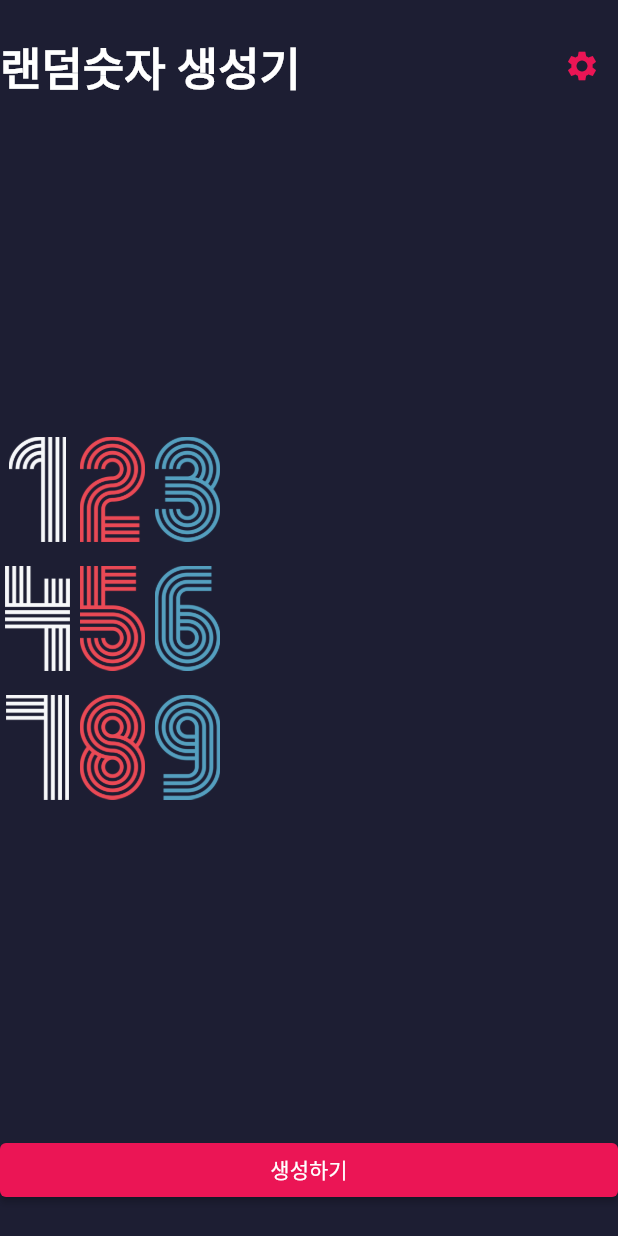
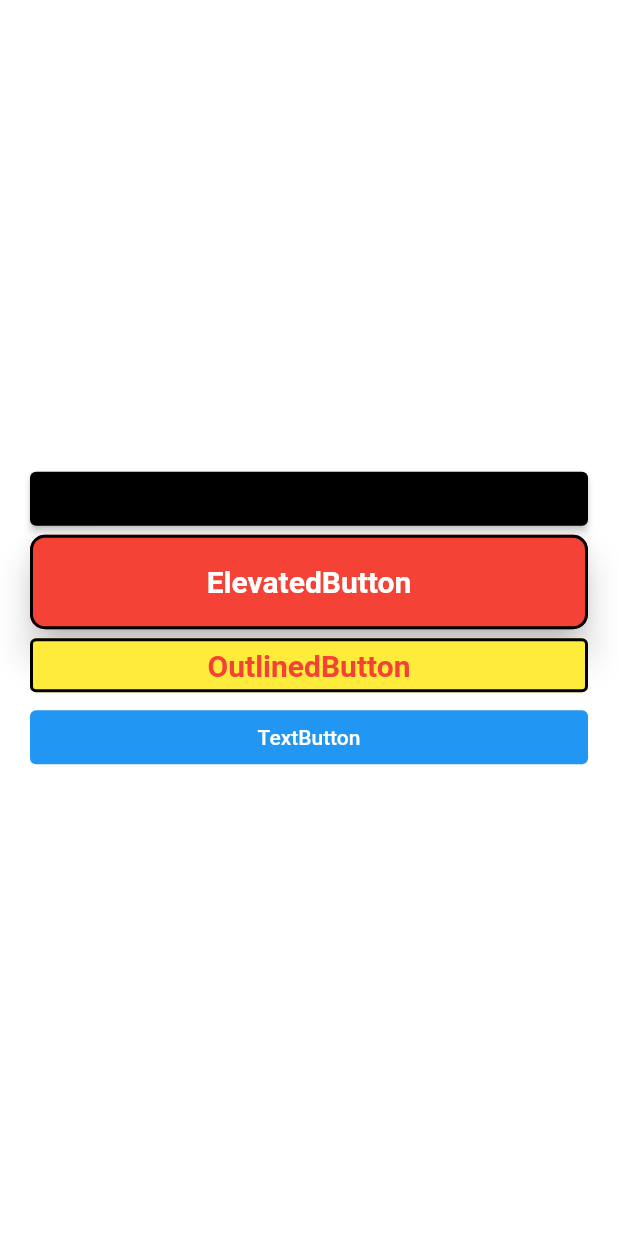
Before and after one commit to dong-park/_hello_flutter, a Flutter app: the screen it shows after launch, on a phone screen of 412 x 824 dp. Run offline on Flutter 3.47's test engine with Material 2 defaults, Android fonts, the phone set to English and light mode, and no system bars; our stand-ins replace webview_flutter.

Commit message:
버튼 스타일에 대해서..

```diff
--- a/lib/main.dart
+++ b/lib/main.dart
@@ -1,4 +1,5 @@
 import 'package:flutter/material.dart';
+import 'package:hello_world/screen/button_test_screen.dart';
 import 'package:hello_world/screen/randomnum_screen.dart';
 import 'package:hello_world/screen/time_screen.dart';
 
@@ -6,6 +7,6 @@ void main() {
   runApp(
     MaterialApp(
         debugShowCheckedModeBanner: false,
-        home: HomeRandomScreen()),
+        home: ButtonTestScreen()),
   );
 }
--- /dev/null
+++ b/lib/screen/button_test_screen.dart
@@ -0,0 +1,114 @@
+import 'package:flutter/material.dart';
+
+class ButtonTestScreen extends StatefulWidget {
+  const ButtonTestScreen({Key? key}) : super(key: key);
+
+  @override
+  State<ButtonTestScreen> createState() => _ButtonTestScreenState();
+}
+
+class _ButtonTestScreenState extends State<ButtonTestScreen> {
+  @override
+  Widget build(BuildContext context) {
+    return Scaffold(
+      backgroundColor: Colors.white,
+      body: SafeArea(
+        child: Padding(
+          padding: const EdgeInsets.symmetric(
+            horizontal: 20,
+          ),
+          child: Column(
+            mainAxisAlignment: MainAxisAlignment.center,
+            crossAxisAlignment: CrossAxisAlignment.stretch,
+            children: [
+              ElevatedButton(
+                onPressed: () {},
+                style: ButtonStyle(
+                    // Material State
+                    //
+                    // hovered - 호버링 상태 (마우스가 위에 올라와 있는 상태)
+                    // focused - 포커스 상태 (키보드로 포커스가 이동한 상태)
+                    // pressed - 눌린 상태 (마우스 클릭 또는 터치)
+                    // disabled - 비활성화 상태
+                    // selected - 선택된 상태 (체크박스, 라디오 버튼 등)
+                    // scrollUnder - 다른 컴포넌트 밑으로 스크롤 되어 있는 상태
+                    // dragged - 드래그 상태 (마우스 또는 터치로 드래그 중인 상태)
+                    // error - 에러 상태
+                    //
+                    backgroundColor: MaterialStateProperty.all(Colors.black),
+                    foregroundColor:
+                        MaterialStateProperty.resolveWith((states) { // Material State에 따라 다른 색상을 지정할 수 있음
+                      if (states.contains(MaterialState.pressed)) {
+                        return Colors.white;
+                      } else {
+                        return Colors.black;
+                      }
+                    })),
+                child: const Text('ElevatedButton'),
+              ),
+              ElevatedButton(
+                  // 3d button
+                  onPressed: () => {},
+                  style: ElevatedButton.styleFrom(
+                    primary: Colors.red,
+                    // background
+                    onPrimary: Colors.white,
+                    // text color
+                    shadowColor: Colors.black,
+                    // shadow color
+                    elevation: 10,
+                    // shadow depth
+                    textStyle: TextStyle(
+                      fontWeight: FontWeight.bold,
+                      fontSize: 20,
+                    ),
+                    padding: EdgeInsets.symmetric(
+                      horizontal: 20,
+                      vertical: 20,
+                    ),
+                    side: BorderSide(
+                      // border style
+                      color: Colors.black,
+                      width: 2,
+                    ),
+                    shape: RoundedRectangleBorder(
+                      borderRadius: BorderRadius.circular(10),
+                    ),
+                  ),
+                  child: Text('ElevatedButton')),
+              OutlinedButton(
+                // 2d button
+                onPressed: () => {},
+                style: OutlinedButton.styleFrom(
+                  primary: Colors.red,
+                  // onPrimary 만 없다
+                  backgroundColor: Colors.yellow, // background 가 primary 가 된다
+                  // text color
+                  side: BorderSide(
+                    // border style
+                    color: Colors.black,
+                    width: 2,
+                  ),
+                  textStyle: TextStyle(
+                    fontWeight: FontWeight.bold,
+                    fontSize: 20,
+                  ),
+                ),
+                child: Text('OutlinedButton'),
+              ),
+              TextButton(
+                  // only text button
+                  onPressed: () => {},
+                  style: TextButton.styleFrom(
+                    primary: Colors.white,
+                    // onPrimary 만 없다
+                    backgroundColor: Colors.blue,
+                  ),
+                  child: Text('TextButton')),
+            ],
+          ),
+        ),
+      ),
+    );
+  }
+}
```
